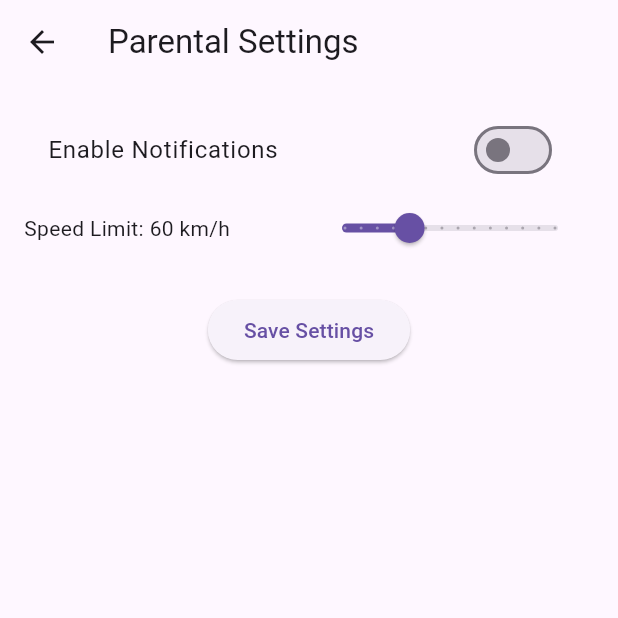
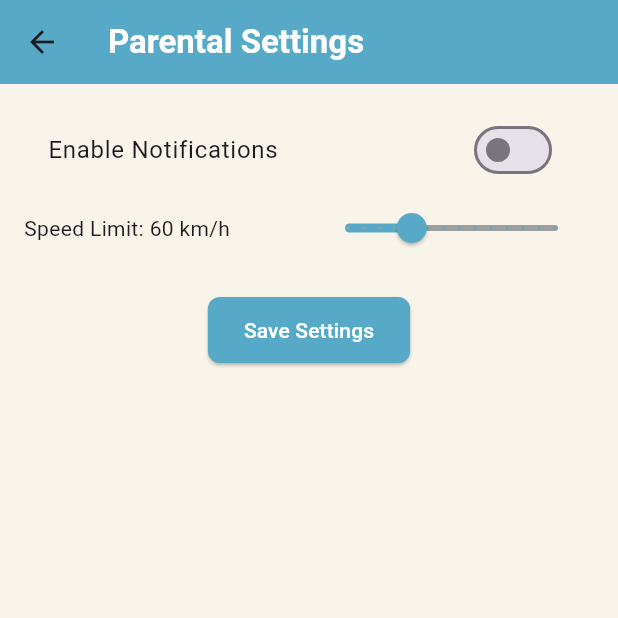
Before and after one commit to R-umaria/Group24F24, a Flutter app: the ParentalSettingsPage screen opened by its route, on a phone screen of 412 x 824 dp, the top half of it. Run offline on Flutter 3.47's test engine with Material 3 defaults, Android fonts, the phone set to English and light mode, and no system bars; our stand-ins replace flutter_custom_clippers, geolocator, pedometer, permission_handler, sensors_plus, sqflite; accounts and stored records are empty.

Commit message:
chnaged parental senttings ui

```diff
--- a/lib/pages/parental_settings.dart
+++ b/lib/pages/parental_settings.dart
@@ -38,8 +38,10 @@ class _ParentalSettingsPageState extends State<ParentalSettingsPage> {
   @override
   Widget build(BuildContext context) {
     return Scaffold(
+      backgroundColor: const Color.fromRGBO(248, 244, 234, 1), //match to the main screen bg colour
       appBar: AppBar(
-        title: Text('Parental Settings'),
+        title: Text('Parental Settings', style: TextStyle(fontWeight: FontWeight.bold, color: Colors.white)),
+        backgroundColor: const Color.fromRGBO(86, 170, 200, 1),
       ),
       body: Padding(
         padding: const EdgeInsets.all(16.0),
@@ -57,24 +59,41 @@ class _ParentalSettingsPageState extends State<ParentalSettingsPage> {
             Row(
   mainAxisAlignment: MainAxisAlignment.spaceBetween,
   children: [
-                Text('Speed Limit: ${speedLimit.toInt()} km/h'),
-                Slider(
+    Flexible(
+      child: Text(
+        'Speed Limit: ${speedLimit.toInt()} km/h',
+        overflow: TextOverflow.ellipsis, // Prevent long text from overflowing
+      ),
+    ),
+    Expanded(
+      child: Slider(
         value: speedLimit,
         min: 20,
         max: 150,
         divisions: 13,
         label: speedLimit.toInt().toString(),
+        activeColor: Color.fromRGBO(86, 170, 200, 1), // Color of the filled part of the slider
+        inactiveColor: Colors.grey, // Color of the unfilled part of the slider
         onChanged: (value) {
           setState(() {
             speedLimit = value;
           });
         },
       ),
+    ),
   ],
 ),
 SizedBox(height: 20),
 ElevatedButton(
   onPressed: saveSettings,
+  style: ElevatedButton.styleFrom(
+        backgroundColor: const Color.fromRGBO(86, 170, 200, 1), // Button background color
+    foregroundColor: Colors.white, // Button text color
+    padding: EdgeInsets.symmetric(horizontal: 24.0, vertical: 12.0),
+    shape: RoundedRectangleBorder(
+      borderRadius: BorderRadius.circular(8.0), // Rounded button corners
+    ),
+  ),
   child: Text('Save Settings'),
 ),
           ],
```
Lines whose indentation alone changed are shown as unchanged.
